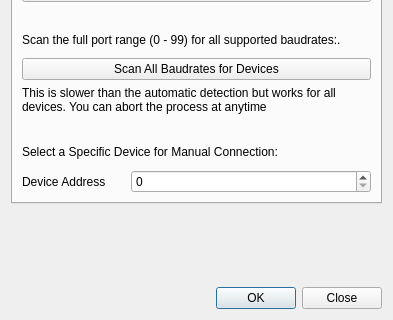
Before: the Qt Designer form dct_widgets/connectdialog/connectdialog.ui in KAYA-Instruments/SDI-Control-Point, drawn with Qt 5; both pictures show x 0 to 393 and y 236 to 556 of the 393 by 556 pixel window.
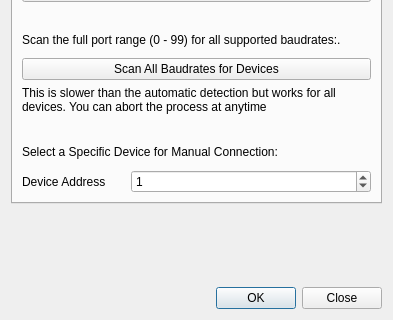
After: the same form once the commit is applied. Icons and pictures are not drawn.

Commit message: Enable system ID UIs and set default device ID to 1

Diff of the .ui file:
```diff
--- a/dct_widgets/connectdialog/connectdialog.ui
+++ b/dct_widgets/connectdialog/connectdialog.ui
@@ -374,6 +374,9 @@
            <property name="focusPolicy">
             <enum>Qt::WheelFocus</enum>
            </property>
+           <property name="value">
+            <number>1</number>
+           </property>
           </widget>
          </item>
         </layout>
```
The commit also changes 1 other file.
